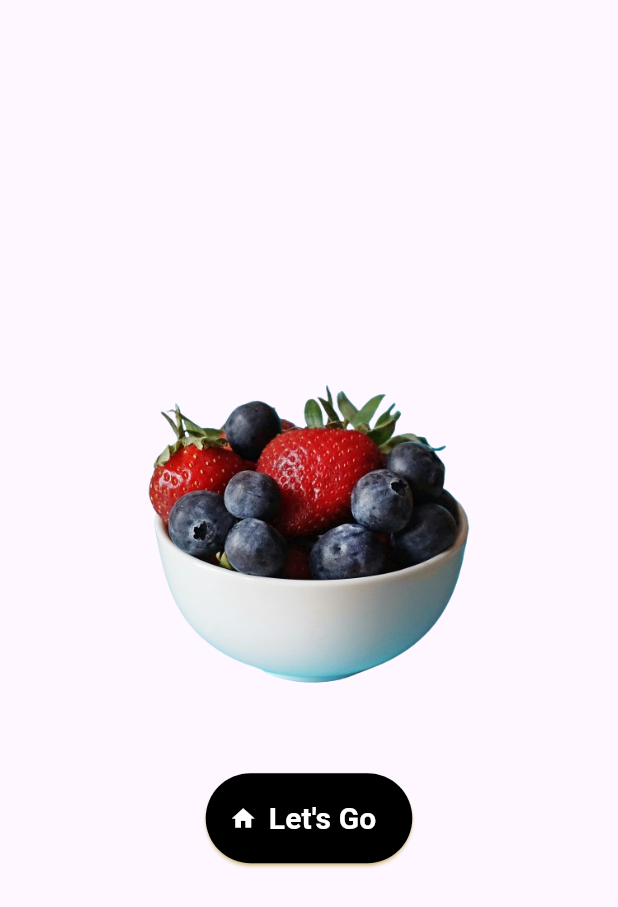
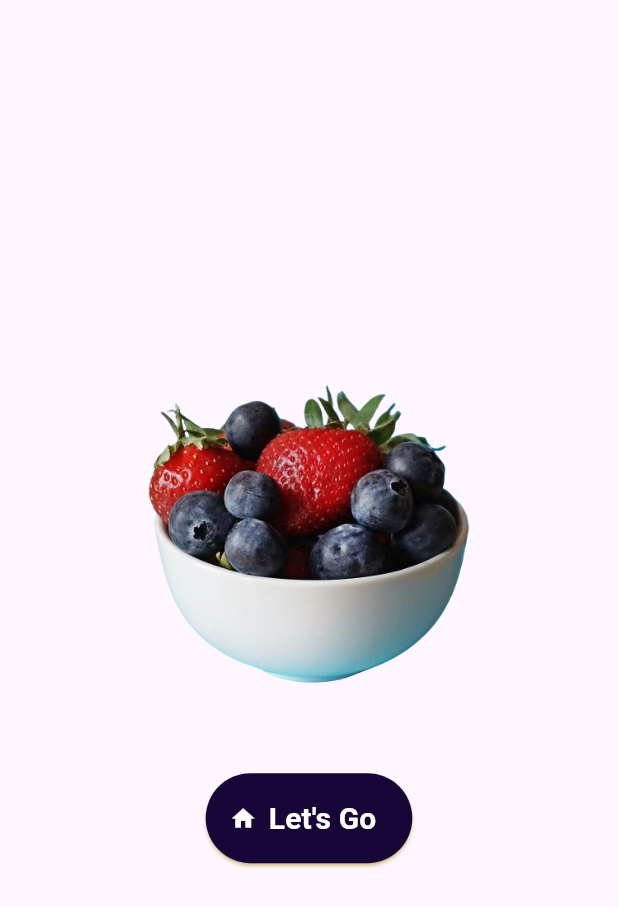
Before and after one commit to shossain786/demo_app, a Flutter app: the screen it shows after launch, on a phone screen of 412 x 824 dp. Shown: the top 907 px of the screen. Run offline on Flutter 3.47's test engine with Material 3 defaults, Android fonts, the phone set to English and light mode, and no system bars; our stand-ins replace connectivity_plus, flutter_bloc, shared_preferences; missing offline and left inert: duration_button.

Commit message:
code updated

```diff
--- a/lib/global/widgets/toast_notification.dart
+++ b/lib/global/widgets/toast_notification.dart
@@ -6,6 +6,7 @@ class ToastNotifierWidget {
     required String? message,
     required String? description,
   }) {
+    ScaffoldMessenger.of(context).clearSnackBars();
     return ScaffoldMessenger.of(context).showSnackBar(
       SnackBar(
         duration: Durations.extralong3,
@@ -31,6 +32,7 @@ class ToastNotifierWidget {
     required String? message,
     required String? description,
   }) {
+    ScaffoldMessenger.of(context).clearSnackBars();
     return ScaffoldMessenger.of(context).showSnackBar(
       SnackBar(
         duration: Durations.extralong3,
--- a/lib/router_file.dart
+++ b/lib/router_file.dart
@@ -1,6 +1,6 @@
 import 'package:demo_app/error_screen.dart';
 import 'package:demo_app/screens/home/home_screen.dart';
-import 'package:demo_app/screens/login/signing_screen.dart';
+import 'package:demo_app/screens/login/login_screen.dart';
 import 'package:demo_app/screens/welcome/welcome_screen.dart';
 import 'package:flutter/material.dart';
 
--- a/lib/screens/login/login_block/login_block.dart
+++ b/lib/screens/login/login_block/login_block.dart
@@ -1,54 +1,38 @@
-import 'package:demo_app/screens/login/login_block/login_state.dart';
 import 'package:flutter_bloc/flutter_bloc.dart';
+
 import 'login_event.dart';
+import 'login_state.dart';
 
 class LoginBloc extends Bloc<LoginEvent, LoginState> {
-  String currentUserName = "saddam@mail.com";
-  String currentPassword = "000000";
+  final String currentUserName = "saddam@mail.com";
+  final String currentPassword = "000000";
+
   LoginBloc() : super(LoginInitial()) {
-    // !Event 1 with data
-    on<LoginTextChangeEvent>(
-      (event, emit) {
+    on<LoginTextChangeEvent>((event, emit) {
       if (event.usernameValue.isEmpty && event.passwordValue.isEmpty) {
         emit(LoginFormInValidState(
             userNameError: 'Please enter username',
             passwordError: 'Please enter password'));
-        } else if (event.usernameValue.isNotEmpty &&
-            event.passwordValue.isEmpty) {
+      } else if (event.usernameValue.isNotEmpty && event.passwordValue.isEmpty) {
         emit(LoginFormInValidState(
             userNameError: null, passwordError: 'Please enter password'));
-        } else if (event.usernameValue.isEmpty &&
-            event.passwordValue.isNotEmpty) {
+      } else if (event.usernameValue.isEmpty && event.passwordValue.isNotEmpty) {
         emit(LoginFormInValidState(
             userNameError: 'Please enter username', passwordError: null));
       } else {
         emit(LoginFormValidState());
       }
-      },
-    );
+    });
 
-// !Event 2 with state according to logic
-    on<LoginFormSubmitEvent>(
-      (event, emit) {
-        if ((event.usernameData.trim() != currentUserName.trim()) &&
+    on<LoginFormSubmitEvent>((event, emit) {
+      if (event.usernameData.trim() != currentUserName.trim() ||
           event.passwordData.trim() != currentPassword.trim()) {
         emit(LoginFormInValidState(
             userNameError: 'Please enter correct username',
             passwordError: 'Please enter correct password'));
-        } else if (event.usernameData == currentUserName &&
-            event.passwordData.trim() != currentPassword) {
-          emit(LoginFormInValidState(
-              userNameError: null,
-              passwordError: 'Please enter correct password'));
-        } else if (event.usernameData != currentUserName &&
-            event.passwordData.trim() == currentPassword) {
-          emit(LoginFormInValidState(
-              userNameError: 'Please enter correct username',
-              passwordError: null));
       } else {
         emit(LoginFormSuccessState(successMessage: 'Login Successful'));
       }
-      },
-    );
+    });
   }
 }
--- a/lib/screens/login/login_block/login_state.dart
+++ b/lib/screens/login/login_block/login_state.dart
@@ -1,25 +1,22 @@
-// ignore_for_file: public_member_api_docs, sort_constructors_first
-class LoginState {}
+abstract class LoginState {}
 
-final class LoginInitial extends LoginState {}
+class LoginInitial extends LoginState {}
 
 class LoginFormValidState extends LoginState {}
 
 class LoginFormInValidState extends LoginState {
-  late String? userNameError;
-  late String? passwordError;
+  final String? userNameError;
+  final String? passwordError;
   LoginFormInValidState({
     this.userNameError,
     this.passwordError,
   });
 }
 
-class LoginFormLoadState extends LoginState {}
-
 class LoginFormSuccessState extends LoginState {
-  late String? successMessage;
+  final String successMessage;
   LoginFormSuccessState({
-    this.successMessage,
+    required this.successMessage,
   });
 }
 
--- a/lib/screens/welcome/welcome_screen.dart
+++ b/lib/screens/welcome/welcome_screen.dart
@@ -36,9 +36,11 @@ class WelcomeScreen extends StatelessWidget {
                 ),
               ),
               style: const ButtonStyle(
-                  shadowColor: WidgetStatePropertyAll(Colors.amber),
-                  backgroundColor: WidgetStatePropertyAll(Colors.black)),
-            )
+                shadowColor: WidgetStatePropertyAll(Colors.amber),
+                backgroundColor:
+                    WidgetStatePropertyAll(Color.fromARGB(255, 24, 5, 56)),
+              ),
+            ),
           ],
         ),
       ),
```
Also changed, not shown: lib/screens/login/login_screen.dart (renamed from lib/screens/login/signing_screen.dart, +11 -5 lines). Lines whose indentation alone changed are shown as unchanged.
